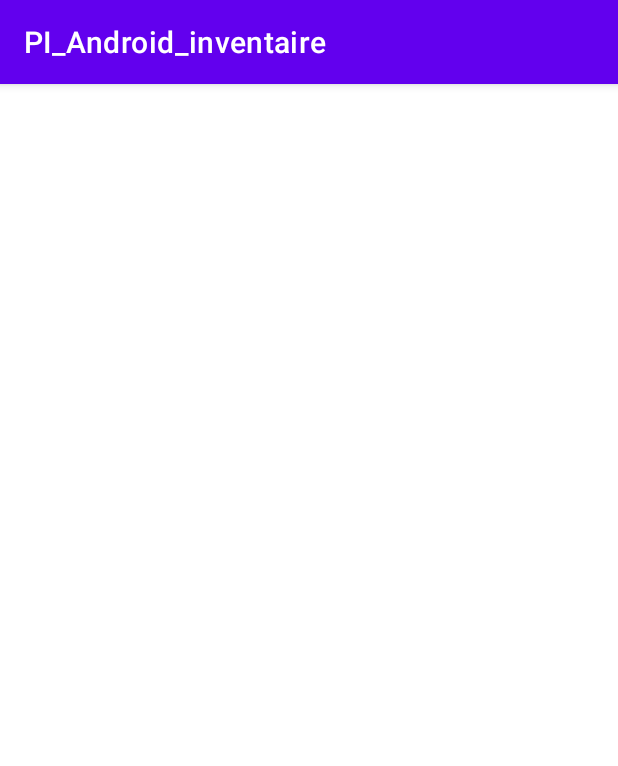
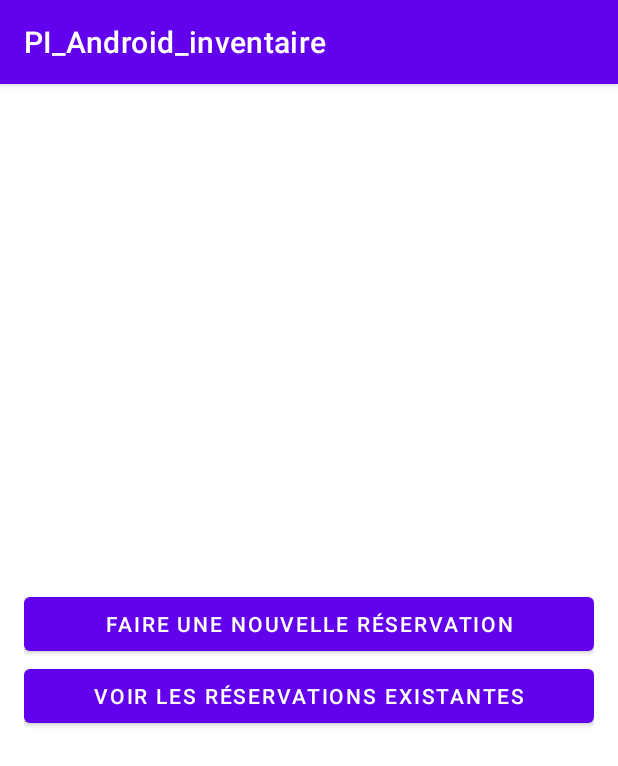
Before and after one commit to fsay2604/PI_Android_inventaire, an Android app: the screen it shows after launch (FaireReservation before the commit, Reservation_index after it), after a tap on "RÉSERVATION", on a phone screen of 412 x 824 dp. Shown: the top 766 px of the screen. Run offline under Robolectric (Android 15) with nearby library versions, the phone set to English and light mode, and no system bars.

Commit message:
Ajout d'une activité pour gerer ce qu'on veut faire avec les réservations. (Faire une nouvelle, ou voir la liste de ceux existante.)

```diff
--- a/app/src/main/AndroidManifest.xml
+++ b/app/src/main/AndroidManifest.xml
@@ -9,8 +9,9 @@
         android:roundIcon="@mipmap/ic_launcher_round"
         android:supportsRtl="true"
         android:theme="@style/Theme.PI_Android_inventaire">
-        <activity android:name=".FaireReservation"></activity>
-        <activity android:name=".infos_produit"></activity>
+        <activity android:name=".Reservation_index"></activity>
+        <activity android:name=".FaireReservation" />
+        <activity android:name=".infos_produit" />
         <activity android:name=".liste_Produits" />
         <activity android:name=".MainActivity">
             <intent-filter>
--- a/app/src/main/java/com/example/pi_android_inventaire/MainActivity.java
+++ b/app/src/main/java/com/example/pi_android_inventaire/MainActivity.java
@@ -97,7 +97,7 @@ public class MainActivity extends AppCompatActivity implements View.OnClickListe
                 break;
             case R.id.btn_reservation:
                 // redirection vers la page pour faire une reservation
-                Intent intentReservation = new Intent(this,FaireReservation.class);
+                Intent intentReservation = new Intent(this, Reservation_index.class);
                 startActivity(intentReservation);
                 break;
             case R.id.btn_compte:
--- /dev/null
+++ b/app/src/main/java/com/example/pi_android_inventaire/Reservation_index.java
@@ -0,0 +1,76 @@
+/****************************************
+ Fichier : ReservationIndex.java
+ Auteur : Francois Charles Hebert
+ Fonctionnalité : a-03 - Gestion des réservation
+    - Faire l'interface avec les boutons pour:
+        1. Voir les reservations de l'utilisateur (amene sur une page avec un recyclerView qui listera toutes les reservations. En appuyant sur une r/servation, on pourra la supprimer ou la modifier si elle est encore en attente.)
+        2. Faire une Reservation (Amene vers un formulaire pour faire une reservation)
+
+ Date : 2021-04-26
+
+ Vérification :
+ Date           Nom             Approuvé
+ =========================================================
+
+
+ Historique de modifications :
+ Date           Nom             Description
+ =========================================================
+
+ ****************************************/
+
+package com.example.pi_android_inventaire;
+
+import androidx.appcompat.app.AppCompatActivity;
+
+import android.content.Intent;
+import android.os.Bundle;
+import android.view.View;
+import android.widget.Button;
+
+public class Reservation_index extends AppCompatActivity   implements View.OnClickListener{
+
+    // Boutons
+    private Button btn_faireReservation;
+    private Button btn_voirReservation;
+
+
+    @Override
+    protected void onCreate(Bundle savedInstanceState) {
+        super.onCreate(savedInstanceState);
+        setContentView(R.layout.activity_reservation_index);
+
+        // Init. les boutons de la view.
+        setupBtn();
+    }
+
+    /**
+     * Fonction qui initialise les bouttons du menu afin de rediriger vers les bonnes pages
+     */
+    private void setupBtn() {
+        // Recuperation des boutons
+        btn_faireReservation = (Button) findViewById(R.id.btn_faireReservation);
+        btn_faireReservation.setText(R.string.btn_faireReservation);
+        btn_faireReservation.setOnClickListener(this);
+
+        btn_voirReservation = (Button) findViewById(R.id.btn_voirReservation);
+        btn_voirReservation.setText(R.string.btn_voirReservation);
+        btn_voirReservation.setOnClickListener(this);
+    }
+        @Override
+    public void onClick(View v) {
+            // Switch case en fonction du bouton appuyer
+            switch (v.getId()) {
+                case R.id.btn_faireReservation:
+                    // redirection a la page liste produit
+                    Intent intentListeProduits = new Intent(this,FaireReservation.class);
+                    startActivity(intentListeProduits);
+                    break;
+                case R.id.btn_voirReservation:
+                    // redirection vers la page pour faire une reservation
+                    //Intent intentReservation = new Intent(this,.class);
+                    //startActivity(intentReservation);
+                    break;
+            }
+    }
+}
--- /dev/null
+++ b/app/src/main/res/layout/activity_reservation_index.xml
@@ -0,0 +1,36 @@
+<?xml version="1.0" encoding="utf-8"?>
+<androidx.constraintlayout.widget.ConstraintLayout xmlns:android="http://schemas.android.com/apk/res/android"
+    xmlns:app="http://schemas.android.com/apk/res-auto"
+    xmlns:tools="http://schemas.android.com/tools"
+    android:layout_width="match_parent"
+    android:layout_height="match_parent"
+    tools:context=".Reservation_index">
+
+    <LinearLayout
+        android:layout_width="match_parent"
+        android:layout_height="match_parent"
+        android:layout_marginStart="16dp"
+        android:layout_marginLeft="16dp"
+        android:layout_marginEnd="16dp"
+        android:layout_marginRight="16dp"
+        android:gravity="center"
+        android:orientation="vertical"
+        app:layout_constraintBottom_toBottomOf="parent"
+        app:layout_constraintEnd_toEndOf="parent"
+        app:layout_constraintStart_toStartOf="parent"
+        app:layout_constraintTop_toTopOf="parent">
+
+        <Button
+            android:id="@+id/btn_faireReservation"
+            android:layout_width="match_parent"
+            android:layout_height="wrap_content"
+            android:text="Button" />
+
+        <Button
+            android:id="@+id/btn_voirReservation"
+            android:layout_width="match_parent"
+            android:layout_height="wrap_content"
+            android:text="Button" />
+
+    </LinearLayout>
+</androidx.constraintlayout.widget.ConstraintLayout>
--- a/app/src/main/res/values/strings.xml
+++ b/app/src/main/res/values/strings.xml
@@ -6,6 +6,10 @@
     <string name="btn_reservation">Réservation</string>
     <string name="btn_compte">Compte</string>
 
-    <!-- String utilisé dans FaireReservation Activity -->
-    <string name="FaireReservation_nomEtudiant">PI_Android_inventaire</string>
+    <!-- String utilisé pour les Reservation Activity -->
+    <string name="FaireReservation_nomEtudiant">Nom Etudiant</string>
+    <string name="btn_faireReservation">Faire une nouvelle réservation</string>
+    <string name="btn_voirReservation">Voir les réservations existantes</string>
+
+
 </resources>
```
